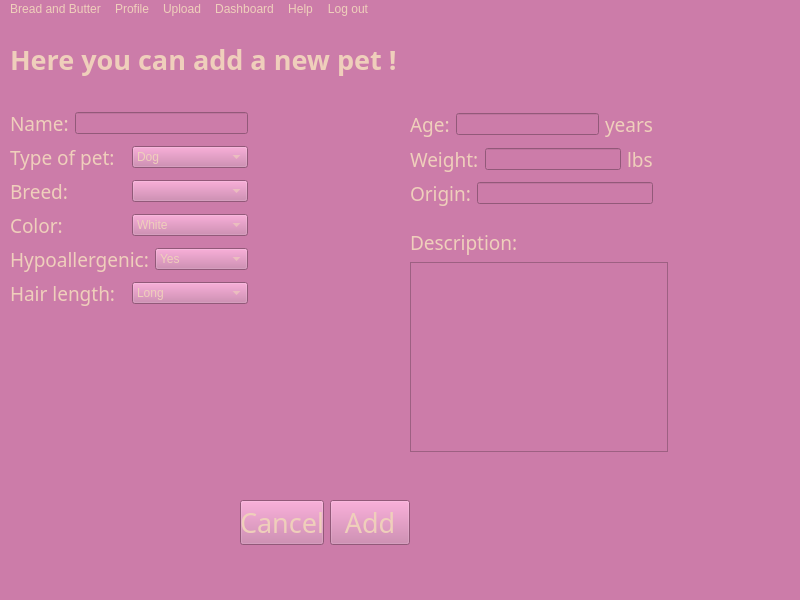
The window that breadnbutter/gui/shelterupload.ui (jacksodl23/cs-205-pet-adoption) describes before a commit, drawn with Qt 5.
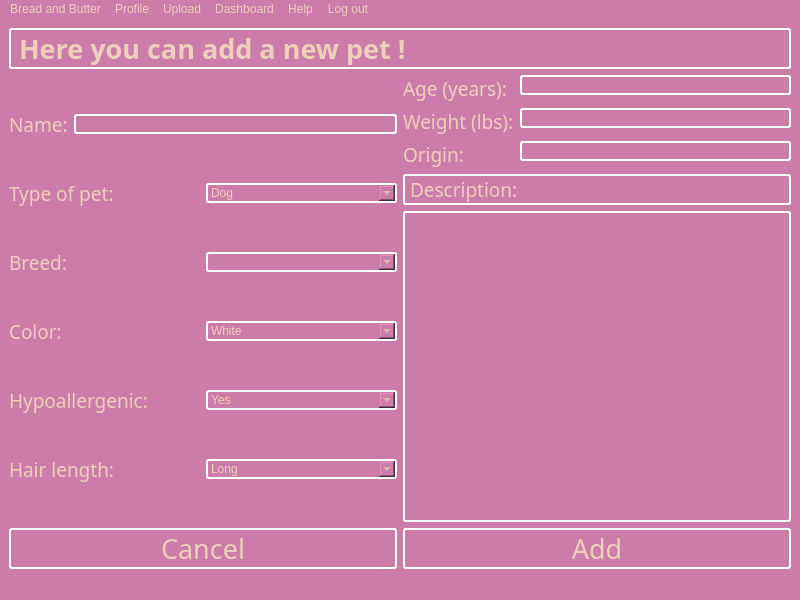
The same window after the commit.

Commit message: updated page layouts and color scheme

Patch:
```diff
--- a/breadnbutter/gui/shelterupload.ui
+++ b/breadnbutter/gui/shelterupload.ui
@@ -18,15 +18,9 @@
 color: rgb(239, 207, 187);</string>
   </property>
   <widget class="QWidget" name="centralwidget">
+   <layout class="QVBoxLayout" name="verticalLayout_4">
+    <item>
    <widget class="QLabel" name="label">
-    <property name="geometry">
-     <rect>
-      <x>10</x>
-      <y>20</y>
-      <width>461</width>
-      <height>41</height>
-     </rect>
-    </property>
     <property name="font">
      <font>
       <family>Dyuthi</family>
@@ -36,21 +30,18 @@
      </font>
     </property>
     <property name="styleSheet">
-     <string notr="true">color: rgb(239, 207, 187);</string>
+       <string notr="true">color: rgb(239, 207, 187);
+border: 2px solid  white; 
+     border-radius: 3px;</string>
     </property>
     <property name="text">
      <string>Here you can add a new pet !</string>
     </property>
    </widget>
-   <widget class="QWidget" name="layoutWidget">
-    <property name="geometry">
-     <rect>
-      <x>10</x>
-      <y>90</y>
-      <width>238</width>
-      <height>200</height>
-     </rect>
-    </property>
+    </item>
+    <item>
+     <layout class="QHBoxLayout" name="horizontalLayout_7">
+      <item>
     <layout class="QVBoxLayout" name="verticalLayout">
      <item>
       <layout class="QHBoxLayout" name="horizontalLayout">
@@ -73,7 +64,9 @@
        <item>
         <widget class="QLineEdit" name="nameField">
          <property name="styleSheet">
-          <string notr="true">color: rgb(239, 207, 187);</string>
+             <string notr="true">color: rgb(239, 207, 187);
+border: 2px solid  white; 
+     border-radius: 3px;</string>
          </property>
         </widget>
        </item>
@@ -100,7 +93,9 @@
        <item>
         <widget class="QComboBox" name="typeBox">
          <property name="styleSheet">
-          <string notr="true">color: rgb(239, 207, 187);</string>
+             <string notr="true">color: rgb(239, 207, 187);
+border: 2px solid  white; 
+     border-radius: 3px;</string>
          </property>
          <item>
           <property name="text">
@@ -152,7 +147,9 @@
        <item>
         <widget class="QComboBox" name="breedBox">
          <property name="styleSheet">
-          <string notr="true">color: rgb(239, 207, 187);</string>
+             <string notr="true">color: rgb(239, 207, 187);
+border: 2px solid  white; 
+     border-radius: 3px;</string>
          </property>
         </widget>
        </item>
@@ -179,7 +176,9 @@
        <item>
         <widget class="QComboBox" name="colorBox">
          <property name="styleSheet">
-          <string notr="true">color: rgb(239, 207, 187);</string>
+             <string notr="true">color: rgb(239, 207, 187);
+border: 2px solid  white; 
+     border-radius: 3px;</string>
          </property>
          <item>
           <property name="text">
@@ -231,7 +230,9 @@
        <item>
         <widget class="QComboBox" name="hypoBox">
          <property name="styleSheet">
-          <string notr="true">color: rgb(239, 207, 187);</string>
+             <string notr="true">color: rgb(239, 207, 187);
+border: 2px solid  white; 
+     border-radius: 3px;</string>
          </property>
          <item>
           <property name="text">
@@ -268,7 +269,9 @@
        <item>
         <widget class="QComboBox" name="hairLenBox">
          <property name="styleSheet">
-          <string notr="true">color: rgb(239, 207, 187);</string>
+             <string notr="true">color: rgb(239, 207, 187);
+border: 2px solid  white; 
+     border-radius: 3px;</string>
          </property>
          <item>
           <property name="text">
@@ -290,20 +293,12 @@
       </layout>
      </item>
     </layout>
-   </widget>
-   <widget class="QWidget" name="layoutWidget">
-    <property name="geometry">
-     <rect>
-      <x>410</x>
-      <y>90</y>
-      <width>243</width>
-      <height>98</height>
-     </rect>
-    </property>
+      </item>
+      <item>
     <layout class="QVBoxLayout" name="verticalLayout_2">
      <item>
-      <layout class="QHBoxLayout" name="horizontalLayout_7">
-       <item>
+         <layout class="QFormLayout" name="formLayout">
+          <item row="0" column="0">
         <widget class="QLabel" name="label_7">
          <property name="font">
           <font>
@@ -315,38 +310,20 @@
           <string notr="true">color: rgb(239, 207, 187);</string>
          </property>
          <property name="text">
-          <string>Age:</string>
+             <string>Age (years):</string>
          </property>
         </widget>
        </item>
-       <item>
+          <item row="0" column="1">
         <widget class="QLineEdit" name="ageField">
          <property name="styleSheet">
-          <string notr="true">color: rgb(239, 207, 187);</string>
+             <string notr="true">color: rgb(239, 207, 187);
+border: 2px solid  white; 
+     border-radius: 3px;</string>
          </property>
         </widget>
        </item>
-       <item>
-        <widget class="QLabel" name="label_11">
-         <property name="font">
-          <font>
-           <family>Dyuthi</family>
-           <pointsize>14</pointsize>
-          </font>
-         </property>
-         <property name="styleSheet">
-          <string notr="true">color: rgb(239, 207, 187);</string>
-         </property>
-         <property name="text">
-          <string>years</string>
-         </property>
-        </widget>
-       </item>
-      </layout>
-     </item>
-     <item>
-      <layout class="QHBoxLayout" name="horizontalLayout_8">
-       <item>
+          <item row="1" column="0">
         <widget class="QLabel" name="label_8">
          <property name="font">
           <font>
@@ -358,38 +335,20 @@
           <string notr="true">color: rgb(239, 207, 187);</string>
          </property>
          <property name="text">
-          <string>Weight:</string>
+             <string>Weight (lbs):</string>
          </property>
         </widget>
        </item>
-       <item>
+          <item row="1" column="1">
         <widget class="QLineEdit" name="weightField">
          <property name="styleSheet">
-          <string notr="true">color: rgb(239, 207, 187);</string>
+             <string notr="true">color: rgb(239, 207, 187);
+border: 2px solid  white; 
+     border-radius: 3px;</string>
          </property>
         </widget>
        </item>
-       <item>
-        <widget class="QLabel" name="label_12">
-         <property name="font">
-          <font>
-           <family>Dyuthi</family>
-           <pointsize>14</pointsize>
-          </font>
-         </property>
-         <property name="styleSheet">
-          <string notr="true">color: rgb(239, 207, 187);</string>
-         </property>
-         <property name="text">
-          <string>lbs</string>
-         </property>
-        </widget>
-       </item>
-      </layout>
-     </item>
-     <item>
-      <layout class="QHBoxLayout" name="horizontalLayout_9">
-       <item>
+          <item row="2" column="0">
         <widget class="QLabel" name="label_9">
          <property name="font">
           <font>
@@ -405,26 +364,18 @@
          </property>
         </widget>
        </item>
-       <item>
+          <item row="2" column="1">
         <widget class="QLineEdit" name="originField">
          <property name="styleSheet">
-          <string notr="true">color: rgb(239, 207, 187);</string>
+             <string notr="true">color: rgb(239, 207, 187);
+border: 2px solid  white; 
+     border-radius: 3px;</string>
          </property>
         </widget>
        </item>
       </layout>
      </item>
-    </layout>
-   </widget>
-   <widget class="QWidget" name="layoutWidget">
-    <property name="geometry">
-     <rect>
-      <x>410</x>
-      <y>210</y>
-      <width>258</width>
-      <height>223</height>
-     </rect>
-    </property>
+        <item>
     <layout class="QVBoxLayout" name="verticalLayout_3">
      <item>
       <widget class="QLabel" name="label_10">
@@ -435,7 +386,9 @@
         </font>
        </property>
        <property name="styleSheet">
-        <string notr="true">color: rgb(239, 207, 187);</string>
+             <string notr="true">color: rgb(239, 207, 187);
+border: 2px solid  white; 
+     border-radius: 3px;</string>
        </property>
        <property name="text">
         <string>Description:</string>
@@ -445,21 +398,19 @@
      <item>
       <widget class="QTextEdit" name="descriptionTextEdit">
        <property name="styleSheet">
-        <string notr="true">color: rgb(239, 207, 187);</string>
+             <string notr="true">color: rgb(239, 207, 187);
+border: 2px solid  white; 
+     border-radius: 3px;</string>
        </property>
       </widget>
      </item>
     </layout>
-   </widget>
-   <widget class="QWidget" name="">
-    <property name="geometry">
-     <rect>
-      <x>240</x>
-      <y>480</y>
-      <width>170</width>
-      <height>47</height>
-     </rect>
-    </property>
+        </item>
+       </layout>
+      </item>
+     </layout>
+    </item>
+    <item>
     <layout class="QHBoxLayout" name="horizontalLayout_10">
      <item>
       <widget class="QPushButton" name="cancelButton">
@@ -469,6 +420,10 @@
          <pointsize>20</pointsize>
         </font>
        </property>
+        <property name="styleSheet">
+         <string notr="true">border: 2px solid  white; 
+     border-radius: 3px;</string>
+        </property>
        <property name="text">
         <string>Cancel</string>
        </property>
@@ -483,7 +438,9 @@
         </font>
        </property>
        <property name="styleSheet">
-        <string notr="true">color: rgb(239, 207, 187);</string>
+         <string notr="true">color: rgb(239, 207, 187);
+border: 2px solid  white; 
+     border-radius: 3px;</string>
        </property>
        <property name="text">
         <string>Add</string>
@@ -491,7 +448,8 @@
       </widget>
      </item>
     </layout>
-   </widget>
+    </item>
+   </layout>
   </widget>
   <widget class="QMenuBar" name="menubar">
    <property name="geometry">
```
Left out of the diff: 2 changed lines with no effect on the pictures. Lines whose indentation alone changed are shown as unchanged. The commit also changes 9 other files.
